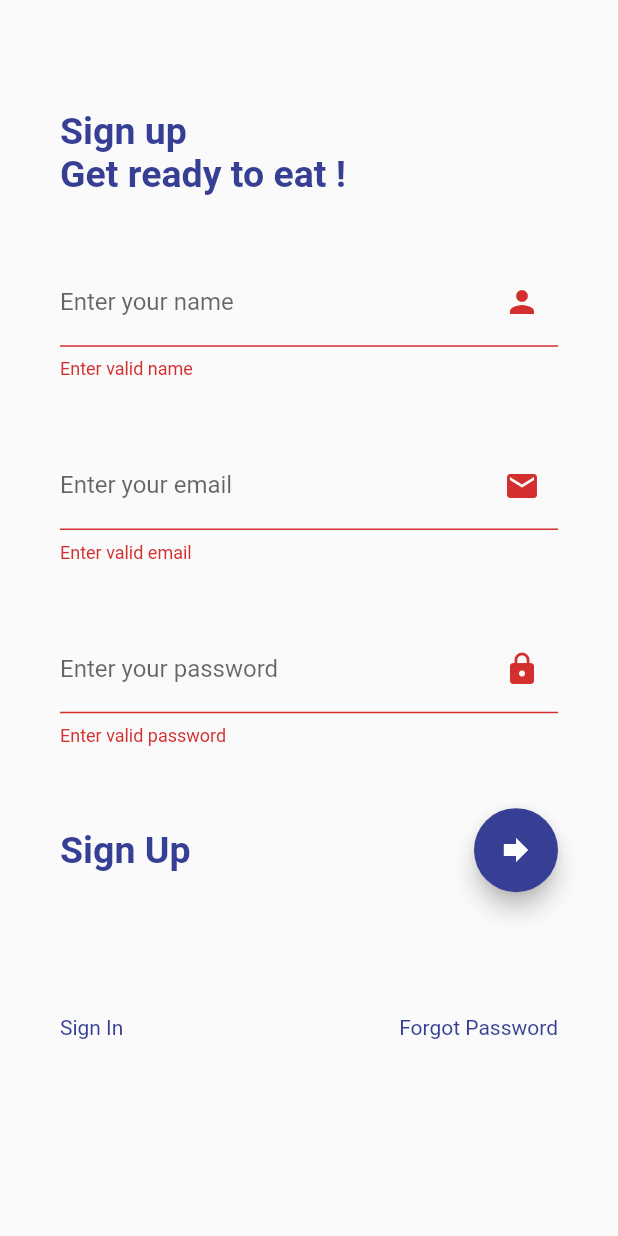
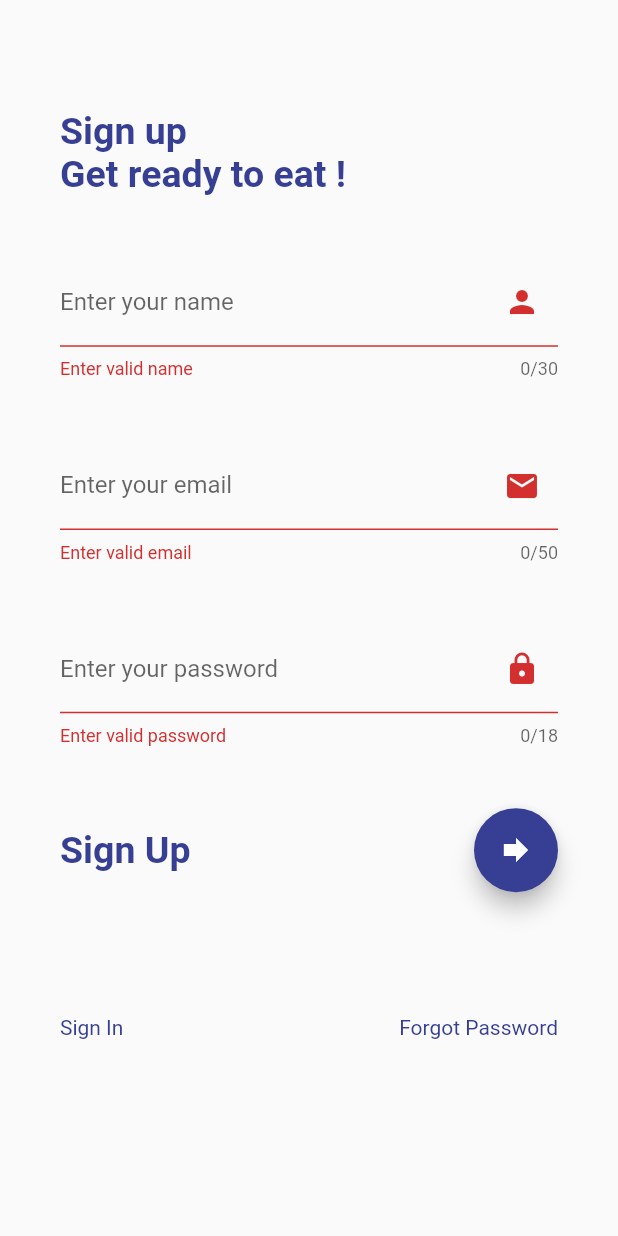
Before and after one commit to Basojr/Flutter-Validation-Form, a Flutter app: the screen it shows after launch, after a tap on the "forward" icon, on a phone screen of 412 x 824 dp. Run offline on Flutter 3.47's test engine with Material 2 defaults, Android fonts, the phone set to English and light mode, and no system bars.

Commit message:
new form

```diff
--- a/lib/pages/home_page.dart
+++ b/lib/pages/home_page.dart
@@ -10,7 +10,7 @@ class HomePage extends StatefulWidget {
 class _HomePageState extends State<HomePage> {
   final formkey = GlobalKey<FormState>();
   final snackbar = const SnackBar(
-    content: Text('Submitting form'),
+    content: Text('Details are being saved@b'),
     duration: Duration(seconds: 5),
   );
 
@@ -53,9 +53,11 @@ class _HomePageState extends State<HomePage> {
                           labelText: 'Enter your name',
                           suffixIcon: Icon(Icons.person),
                         ),
+                        maxLength: 30,
                         validator: ((value) {
                           if (value!.isEmpty ||
-                              !RegExp(r'^[a-z A-Z] +$').hasMatch(value)) {
+                              !RegExp(r"^[a-zA-Z][a-zA-Z\s]{0,100}[a-zA-Z]$")
+                                  .hasMatch(value)) {
                             return 'Enter valid name';
                           } else {
                             return null;
@@ -68,10 +70,13 @@ class _HomePageState extends State<HomePage> {
                       TextFormField(
                         decoration: const InputDecoration(
                             labelText: 'Enter your email',
+                            hintText: 'example@babcock.edu.ng',
                             suffixIcon: Icon(Icons.email)),
+                        maxLength: 50,
                         validator: ((value) {
                           if (value!.isEmpty ||
-                              !RegExp(r'^[a-z A-Z] +$').hasMatch(value)) {
+                              !RegExp(r"^[A-Za-z0-9._%+-]+@babcock.edu.ng$")
+                                  .hasMatch(value)) {
                             return 'Enter valid email';
                           } else {
                             return null;
@@ -86,10 +91,12 @@ class _HomePageState extends State<HomePage> {
                           labelText: 'Enter your password',
                           suffixIcon: Icon(Icons.lock),
                         ),
+                        maxLength: 18,
                         obscureText: true,
                         validator: ((value) {
                           if (value!.isEmpty ||
-                              !RegExp(r'^[a-z A-Z] +$').hasMatch(value)) {
+                              !RegExp(r"^[a-zA-Z][a-zA-Z\s]{0,100}[a-zA-Z]$")
+                                  .hasMatch(value)) {
                             return 'Enter valid password';
                           } else {
                             return null;
```
